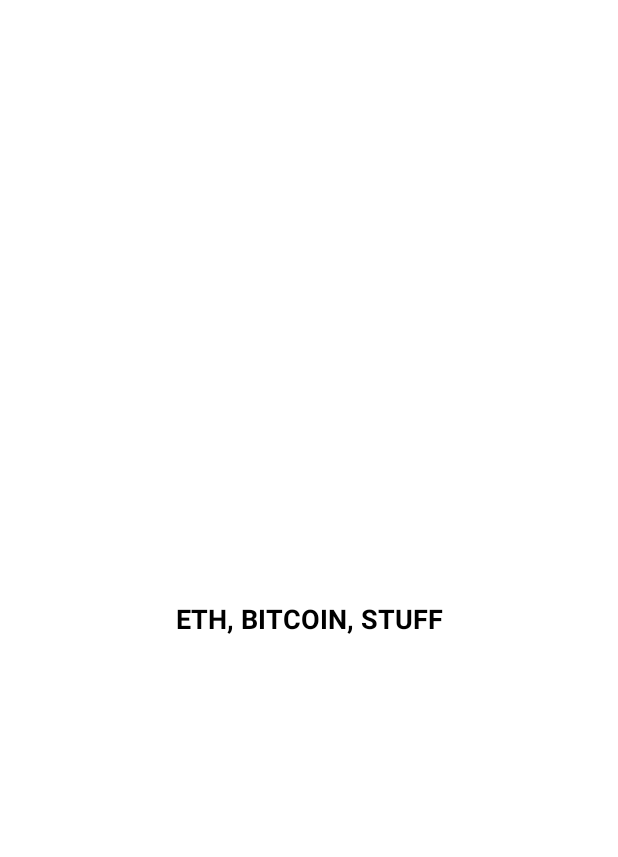
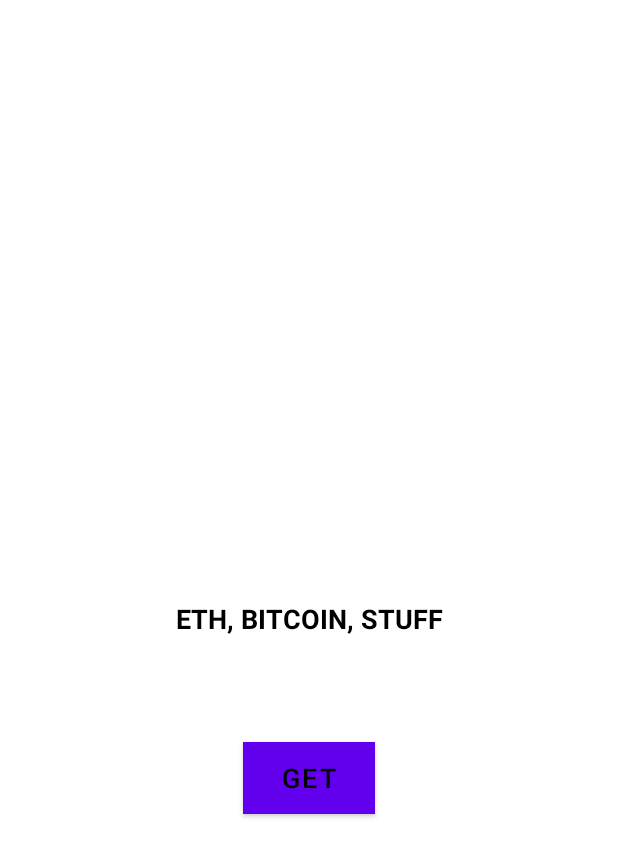
Before and after one commit to balazsbanto/CryptoBalances, an Android app: the layout controller_tokens_screen.xml on its own in the app's theme, with its tools: preview values and no code run, on a phone screen of 412 x 824 dp. Shown: the top 857 px of the screen. Run offline under Robolectric (Android 15) with nearby library versions, the phone set to English and light mode, and no system bars.

```diff
--- a/app/src/main/java/feature_tokens/domain/TokensInteractor.kt
+++ b/app/src/main/java/feature_tokens/domain/TokensInteractor.kt
@@ -4,8 +4,12 @@ import feature_tokens.view.TokensViewState
 import io.reactivex.Observable
 
 class TokensInteractor {
+    init {
+
+    }
 
     fun initEmptyState() : Observable<TokensViewState> {
+
         return Observable.just(TokensViewState.EmtpyState())
     }
 }
--- a/app/src/main/java/feature_tokens/view/TokensView.kt
+++ b/app/src/main/java/feature_tokens/view/TokensView.kt
@@ -7,5 +7,7 @@ import org.koin.core.KoinComponent
 interface TokensView : MvpView, KoinComponent {
 
     fun initializeEmptyState() : Observable<Any>
+    fun getTokensByName() : Observable<String>
+    fun initialize(): Observable<Any>
     fun render(viewState: TokensViewState)
 }
--- a/app/src/main/java/feature_tokens/view/TokensViewState.kt
+++ b/app/src/main/java/feature_tokens/view/TokensViewState.kt
@@ -2,4 +2,5 @@ package feature_tokens.view
 
 sealed class TokensViewState {
     class EmtpyState() : TokensViewState()
+    data class TokenList(val tokenList:List<String>) : TokensViewState()
 }
--- a/app/src/main/res/layout/controller_tokens_screen.xml
+++ b/app/src/main/res/layout/controller_tokens_screen.xml
@@ -7,7 +7,7 @@
     android:layout_height="match_parent">
 
     <TextView
-        android:id="@+id/wallet_address_label"
+        android:id="@+id/token_items"
         android:layout_width="wrap_content"
         android:layout_height="wrap_content"
         android:gravity="center_vertical|center_horizontal"
@@ -20,4 +20,17 @@
         app:layout_constraintStart_toStartOf="parent"
         app:layout_constraintTop_toTopOf="parent"/>
 
+    <Button
+        android:id="@+id/get_tokens_button"
+        android:layout_width="wrap_content"
+        android:layout_height="wrap_content"
+        android:background="@android:color/holo_orange_light"
+        android:text="GET"
+        android:textColor="@color/black"
+        android:textSize="18sp"
+        android:layout_marginTop="70dp"
+        app:layout_constraintEnd_toEndOf="parent"
+        app:layout_constraintStart_toStartOf="parent"
+        app:layout_constraintTop_toBottomOf="@id/token_items" />
+
 </androidx.constraintlayout.widget.ConstraintLayout>
```
Also changed, not shown: app/build.gradle (+6 -1 lines), app/src/main/java/feature_tokens/view/TokensController.kt (+19 -3 lines).
